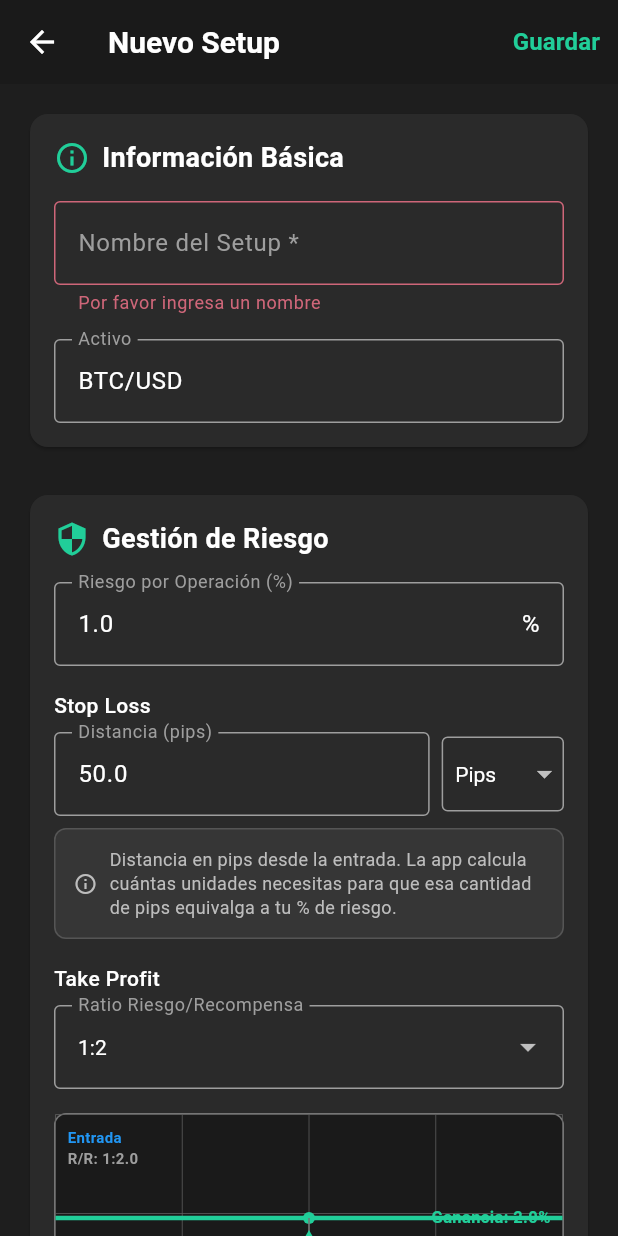
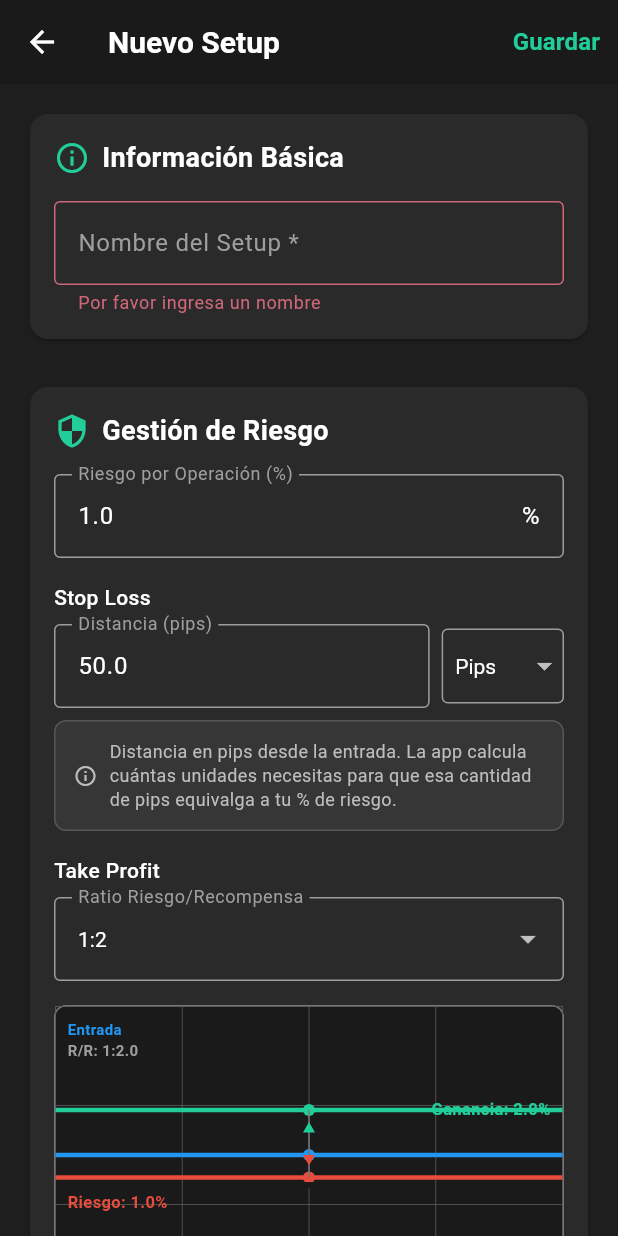
Before and after one commit to BautistaMendibe/timetrader, a Flutter app: the SetupFormScreen screen opened by its route, after a tap on "Guardar", on a phone screen of 412 x 824 dp. Run offline on Flutter 3.47's test engine with Material 3 defaults, Android fonts, the phone set to English and light mode, and no system bars; our stand-ins replace cloud_firestore, firebase_auth, firebase_core, google_sign_in, tuple, webview_flutter; accounts and stored records are empty.

Commit message:
Activo se elige en la simulacion setup. Eso define el precio del pip.

```diff
--- a/lib/src/models/setup.dart
+++ b/lib/src/models/setup.dart
@@ -36,7 +36,6 @@ enum TakeProfitRatio {
 class Setup {
   final String id;
   final String name;
-  final String asset;
   final double riskPercent;
   final double stopLossDistance;
   final StopLossType stopLossType;
@@ -51,7 +50,6 @@ class Setup {
   Setup({
     required this.id,
     required this.name,
-    required this.asset,
     required this.riskPercent,
     required this.stopLossDistance,
     this.stopLossType = StopLossType.pips,
@@ -68,7 +66,6 @@ class Setup {
     return {
       'id': id,
       'name': name,
-      'asset': asset,
       'riskPercent': riskPercent,
       'stopLossDistance': stopLossDistance,
       'stopLossType': stopLossType.toString(),
@@ -86,7 +83,6 @@ class Setup {
     return Setup(
       id: json['id'] ?? '',
       name: json['name'] ?? '',
-      asset: json['asset'] ?? '',
       riskPercent: (json['riskPercent'] ?? 1.0).toDouble(),
       stopLossDistance: (json['stopLossDistance'] ?? 0.0).toDouble(),
       stopLossType: StopLossType.values.firstWhere(
@@ -119,7 +115,6 @@ class Setup {
   Setup copyWith({
     String? id,
     String? name,
-    String? asset,
     double? riskPercent,
     double? stopLossDistance,
     StopLossType? stopLossType,
@@ -134,7 +129,6 @@ class Setup {
     return Setup(
       id: id ?? this.id,
       name: name ?? this.name,
-      asset: asset ?? this.asset,
       riskPercent: riskPercent ?? this.riskPercent,
       stopLossDistance: stopLossDistance ?? this.stopLossDistance,
       stopLossType: stopLossType ?? this.stopLossType,
--- a/lib/src/screens/setup_detail_screen.dart
+++ b/lib/src/screens/setup_detail_screen.dart
@@ -89,7 +89,7 @@ class SetupDetailScreen extends StatelessWidget {
                       ),
                       const SizedBox(height: 4),
                       Text(
-                        setup.asset,
+                        'Configuración de Trading',
                         style: TextStyle(fontSize: 18, color: Colors.grey[400]),
                       ),
                     ],
--- a/lib/src/screens/setup_form_screen.dart
+++ b/lib/src/screens/setup_form_screen.dart
@@ -20,7 +20,6 @@ class SetupFormScreen extends StatefulWidget {
 class _SetupFormScreenState extends State<SetupFormScreen> {
   final _formKey = GlobalKey<FormState>();
   final _nameController = TextEditingController();
-  final _assetController = TextEditingController();
   final _riskPercentController = TextEditingController();
   final _stopLossDistanceController = TextEditingController();
   final _customTakeProfitController = TextEditingController();
@@ -39,7 +38,6 @@ class _SetupFormScreenState extends State<SetupFormScreen> {
     if (widget.setupToEdit != null) {
       // Modo edición
       _nameController.text = widget.setupToEdit!.name;
-      _assetController.text = widget.setupToEdit!.asset;
       _riskPercentController.text = widget.setupToEdit!.riskPercent.toString();
       _stopLossDistanceController.text = widget.setupToEdit!.stopLossDistance
           .toString();
@@ -55,7 +53,6 @@ class _SetupFormScreenState extends State<SetupFormScreen> {
       }
     } else {
       // Modo creación
-      _assetController.text = 'BTC/USD';
       _riskPercentController.text = '1.0';
       _stopLossDistanceController.text = '50.0';
     }
@@ -75,7 +72,6 @@ class _SetupFormScreenState extends State<SetupFormScreen> {
   @override
   void dispose() {
     _nameController.dispose();
-    _assetController.dispose();
     _riskPercentController.dispose();
     _stopLossDistanceController.dispose();
     _customTakeProfitController.dispose();
@@ -176,28 +172,6 @@ class _SetupFormScreenState extends State<SetupFormScreen> {
               validator: (value) {
                 if (value == null || value.isEmpty) {
                   return 'Por favor ingresa un nombre';
-                }
-                return null;
-              },
-            ),
-            const SizedBox(height: 16),
-            TextFormField(
-              controller: _assetController,
-              decoration: const InputDecoration(
-                labelText: 'Activo',
-                labelStyle: TextStyle(color: Colors.grey),
-                border: OutlineInputBorder(),
-                enabledBorder: OutlineInputBorder(
-                  borderSide: BorderSide(color: Colors.grey),
-                ),
-                focusedBorder: OutlineInputBorder(
-                  borderSide: BorderSide(color: Color(0xFF21CE99)),
-                ),
-              ),
-              style: const TextStyle(color: Colors.white),
-              validator: (value) {
-                if (value == null || value.isEmpty) {
-                  return 'Por favor ingresa un activo';
                 }
                 return null;
               },
@@ -649,7 +623,6 @@ class _SetupFormScreenState extends State<SetupFormScreen> {
             widget.setupToEdit?.id ??
             DateTime.now().millisecondsSinceEpoch.toString(),
         name: _nameController.text,
-        asset: _assetController.text,
         riskPercent: double.parse(_riskPercentController.text),
         stopLossDistance: double.parse(_stopLossDistanceController.text),
         stopLossType: _stopLossType,
--- a/lib/src/screens/setups_list_screen.dart
+++ b/lib/src/screens/setups_list_screen.dart
@@ -143,7 +143,7 @@ class _SetupCard extends StatelessWidget {
                         ),
                         const SizedBox(height: 4),
                         Text(
-                          setup.asset,
+                          'Configuración',
                           style: TextStyle(
                             fontSize: 16,
                             color: Colors.grey[400],
--- a/lib/src/screens/simulation_screen.dart
+++ b/lib/src/screens/simulation_screen.dart
@@ -723,6 +723,8 @@ class _SimulationScreenState extends State<SimulationScreen> {
                                               simulationProvider
                                                   .simulationSpeed,
                                               simulationProvider.currentBalance,
+                                              simulationProvider.activeSymbol ??
+                                                  'BTCUSD', // fallback to BTCUSD if no symbol set
                                             )
                                       : null,
                                   icon: const Icon(Icons.play_arrow),
--- a/lib/src/screens/simulation_setup_screen.dart
+++ b/lib/src/screens/simulation_setup_screen.dart
@@ -99,6 +99,7 @@ class _SimulationSetupScreenState extends State<SimulationSetupScreen> {
         _selectedDate!,
         1.0,
         _initialBalance,
+        _selectedAsset!, // <-- aquí el símbolo
       ); // Usar simulación por ticks
 
       if (mounted) {
--- a/lib/src/services/simulation_provider.dart
+++ b/lib/src/services/simulation_provider.dart
@@ -18,6 +18,19 @@ enum SimulationMode { automatic, manual }
 enum Timeframe { D1, H1, M15, M5, M1 }
 
 class SimulationProvider with ChangeNotifier {
+  /// Valores de pip para los 7 pares más tradeados
+  static const Map<String, double> _pipValues = {
+    'EURUSD': 0.0001,
+    'GBPUSD': 0.0001,
+    'USDJPY': 0.01,
+    'AUDUSD': 0.0001,
+    'USDCAD': 0.0001,
+    'NZDUSD': 0.0001,
+    'BTCUSD': 1.0,
+  };
+
+  String? _activeSymbol;
+
   SimulationResult? _currentSimulation;
   final List<SimulationResult> _simulationHistory = [];
 
@@ -95,6 +108,17 @@ class SimulationProvider with ChangeNotifier {
   DateTime? _pausedCandleStartTime;
 
   int _tfRemainder = 0;
+
+  /// Fija el símbolo activo (desde SimulationSetupScreen)
+  void setActiveSymbol(String symbol) {
+    _activeSymbol = symbol;
+    debugPrint('🔥 SimulationProvider: símbolo activo = $_activeSymbol');
+  }
+
+  double get _pipValue =>
+      _pipValues[_activeSymbol] ?? 0.0001; // fallback genérico
+
+  String? get activeSymbol => _activeSymbol;
 
   double? get calculatedPositionSize => _calculatedPositionSize;
   double? get calculatedLeverage => _calculatedLeverage;
@@ -1249,8 +1273,8 @@ class SimulationProvider with ChangeNotifier {
     // 2. Calculate stop loss distance in price
     double slPriceDistance;
     if (_currentSetup!.stopLossType == StopLossType.pips) {
-      // Convert pips to price (assuming 1 pip = 0.0001 for most pairs)
-      const double pipValue = 0.0001;
+      // Convert pips to price using the appropriate pip value for the active symbol
+      final double pipValue = _pipValue;
       slPriceDistance = _currentSetup!.stopLossDistance * pipValue;
     } else {
       // Use price distance directly
@@ -1310,7 +1334,7 @@ class SimulationProvider with ChangeNotifier {
 
     double slPriceDistance;
     if (_currentSetup!.stopLossType == StopLossType.pips) {
-      const double pipValue = 0.0001;
+      final double pipValue = _pipValue;
       slPriceDistance = _currentSetup!.stopLossDistance * pipValue;
     } else {
       slPriceDistance = _currentSetup!.stopLossDistance;
@@ -1374,7 +1398,9 @@ class SimulationProvider with ChangeNotifier {
     DateTime startDate,
     double speed,
     double initialBalance,
+    String symbol,
   ) {
+    setActiveSymbol(symbol);
     debugPrint('🔥🔥🔥 INICIANDO SIMULACIÓN TICK A TICK 🔥🔥🔥');
     debugPrint('🔥 Setup: ${setup.name}');
     debugPrint('🔥 Velocidad: $speed');
```
